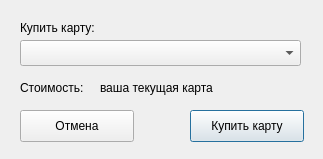
Qt form buycard.ui (wid0ki/Berlitz) before a commit.
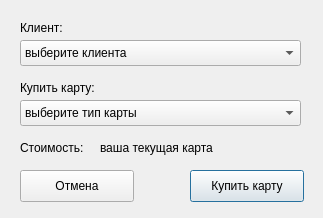
The same form after that commit.

The edit to the form file:
```diff
--- a/buycard.ui
+++ b/buycard.ui
@@ -7,7 +7,7 @@
     <x>0</x>
     <y>0</y>
     <width>323</width>
-    <height>159</height>
+    <height>218</height>
    </rect>
   </property>
   <property name="windowTitle">
@@ -17,7 +17,7 @@
    <property name="geometry">
     <rect>
      <x>190</x>
-     <y>110</y>
+     <y>170</y>
      <width>114</width>
      <height>32</height>
     </rect>
@@ -30,7 +30,7 @@
    <property name="geometry">
     <rect>
      <x>20</x>
-     <y>110</y>
+     <y>170</y>
      <width>114</width>
      <height>32</height>
     </rect>
@@ -43,7 +43,7 @@
    <property name="geometry">
     <rect>
      <x>20</x>
-     <y>20</y>
+     <y>80</y>
      <width>91</width>
      <height>16</height>
     </rect>
@@ -56,17 +56,22 @@
    <property name="geometry">
     <rect>
      <x>20</x>
-     <y>40</y>
+     <y>100</y>
      <width>281</width>
      <height>26</height>
     </rect>
    </property>
+   <item>
+    <property name="text">
+     <string>выберите тип карты</string>
+    </property>
+   </item>
   </widget>
   <widget class="QLabel" name="label_2">
    <property name="geometry">
     <rect>
      <x>20</x>
-     <y>80</y>
+     <y>140</y>
      <width>81</width>
      <height>16</height>
     </rect>
@@ -79,7 +84,7 @@
    <property name="geometry">
     <rect>
      <x>100</x>
-     <y>80</y>
+     <y>140</y>
      <width>141</width>
      <height>16</height>
     </rect>
@@ -88,6 +93,34 @@
     <string>ваша текущая карта</string>
    </property>
   </widget>
+  <widget class="QLabel" name="label_3">
+   <property name="geometry">
+    <rect>
+     <x>20</x>
+     <y>20</y>
+     <width>91</width>
+     <height>16</height>
+    </rect>
+   </property>
+   <property name="text">
+    <string>Клиент:</string>
+   </property>
+  </widget>
+  <widget class="QComboBox" name="comboBox_2">
+   <property name="geometry">
+    <rect>
+     <x>20</x>
+     <y>40</y>
+     <width>281</width>
+     <height>26</height>
+    </rect>
+   </property>
+   <item>
+    <property name="text">
+     <string>выберите клиента</string>
+    </property>
+   </item>
+  </widget>
  </widget>
  <resources/>
  <connections/>
```
